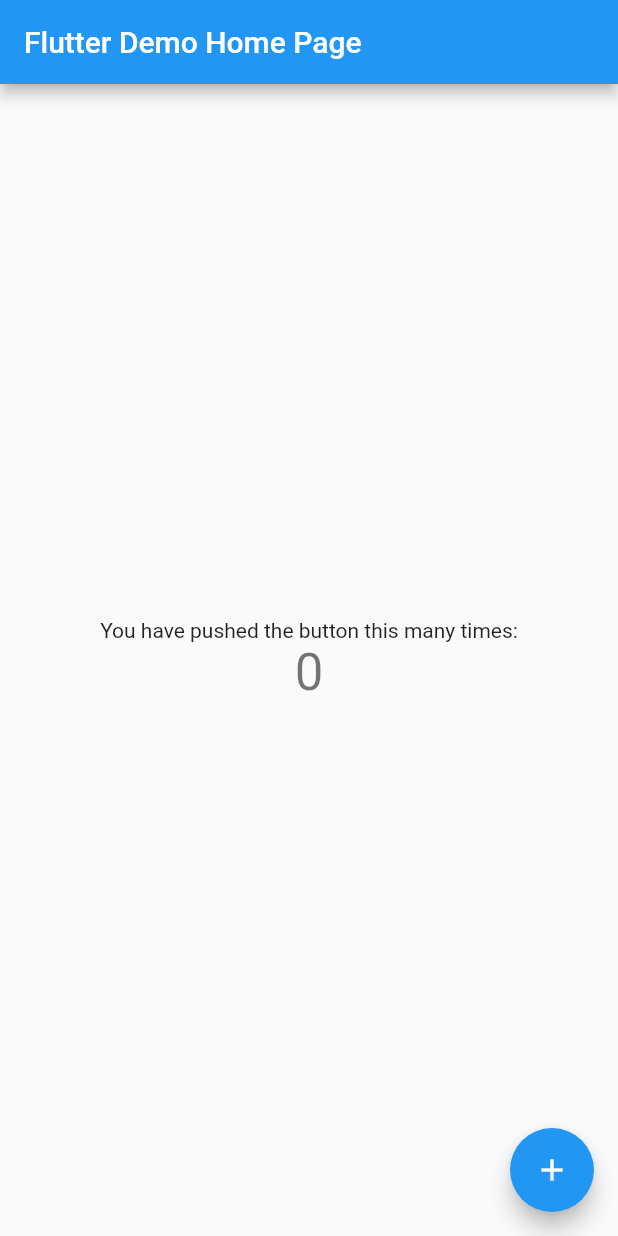
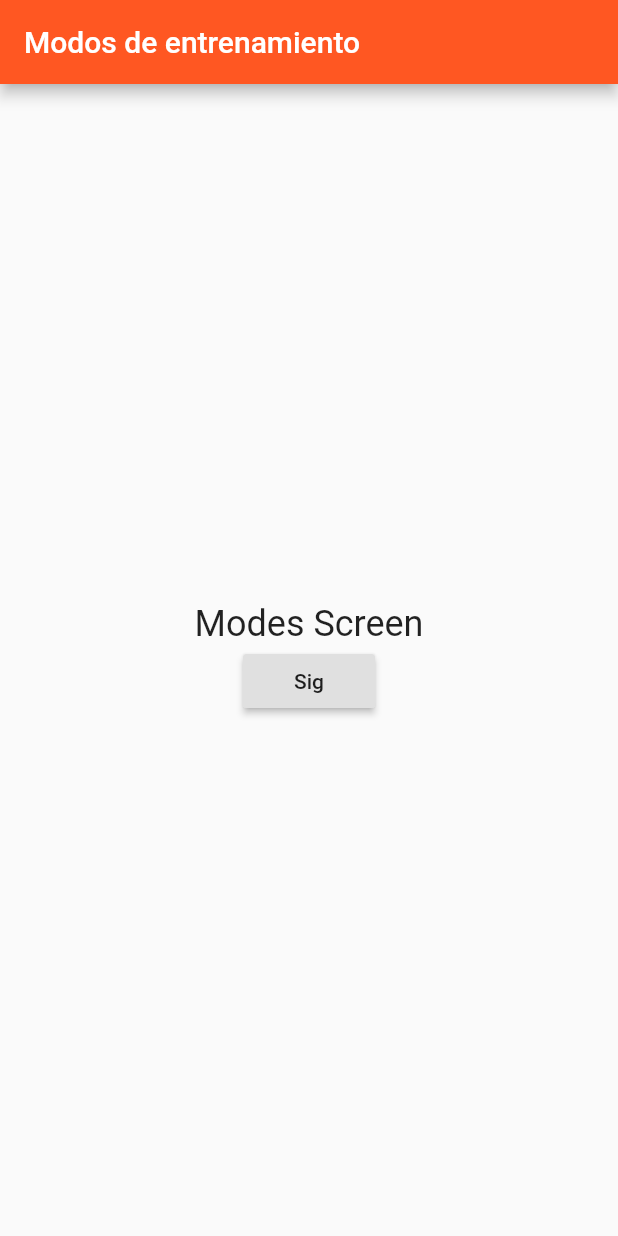
Before and after one commit to LivramentoLuciano/titan-timer-flutter-app, a Flutter app: the screen it shows after launch, on a phone screen of 412 x 824 dp. Run offline on Flutter 3.47's test engine with Material 2 defaults, Android fonts, the phone set to English and light mode, and no system bars; our stand-ins replace audioplayers, flutter_blue, flutter_swiper.

Commit message:
control version: inicio + screens + rutas

```diff
--- /dev/null
+++ b/titan_timer_control/lib/constants.dart
@@ -0,0 +1,4 @@
+final MODES_ROUTE = "/";
+final ROUTINE_SETTINGS_ROUTE = "/routine_settings";
+final BT_CONNECTION_ROUTE = "/bt_connection";
+final CONTROL_ROUTE = "/control";
--- a/titan_timer_control/lib/main.dart
+++ b/titan_timer_control/lib/main.dart
@@ -1,117 +1,6 @@
 import 'package:flutter/material.dart';
+import 'package:titan_timer_control/view/app.dart';
 
 void main() {
-  runApp(MyApp());
+  runApp(App());
 }
-
-class MyApp extends StatelessWidget {
-  // This widget is the root of your application.
-  @override
-  Widget build(BuildContext context) {
-    return MaterialApp(
-      title: 'Flutter Demo',
-      theme: ThemeData(
-        // This is the theme of your application.
-        //
-        // Try running your application with "flutter run". You'll see the
-        // application has a blue toolbar. Then, without quitting the app, try
-        // changing the primarySwatch below to Colors.green and then invoke
-        // "hot reload" (press "r" in the console where you ran "flutter run",
-        // or simply save your changes to "hot reload" in a Flutter IDE).
-        // Notice that the counter didn't reset back to zero; the application
-        // is not restarted.
-        primarySwatch: Colors.blue,
-        // This makes the visual density adapt to the platform that you run
-        // the app on. For desktop platforms, the controls will be smaller and
-        // closer together (more dense) than on mobile platforms.
-        visualDensity: VisualDensity.adaptivePlatformDensity,
-      ),
-      home: MyHomePage(title: 'Flutter Demo Home Page'),
-    );
-  }
-}
-
-class MyHomePage extends StatefulWidget {
-  MyHomePage({Key key, this.title}) : super(key: key);
-
-  // This widget is the home page of your application. It is stateful, meaning
-  // that it has a State object (defined below) that contains fields that affect
-  // how it looks.
-
-  // This class is the configuration for the state. It holds the values (in this
-  // case the title) provided by the parent (in this case the App widget) and
-  // used by the build method of the State. Fields in a Widget subclass are
-  // always marked "final".
-
-  final String title;
-
-  @override
-  _MyHomePageState createState() => _MyHomePageState();
-}
-
-class _MyHomePageState extends State<MyHomePage> {
-  int _counter = 0;
-
-  void _incrementCounter() {
-    setState(() {
-      // This call to setState tells the Flutter framework that something has
-      // changed in this State, which causes it to rerun the build method below
-      // so that the display can reflect the updated values. If we changed
-      // _counter without calling setState(), then the build method would not be
-      // called again, and so nothing would appear to happen.
-      _counter++;
-    });
-  }
-
-  @override
-  Widget build(BuildContext context) {
-    // This method is rerun every time setState is called, for instance as done
-    // by the _incrementCounter method above.
-    //
-    // The Flutter framework has been optimized to make rerunning build methods
-    // fast, so that you can just rebuild anything that needs updating rather
-    // than having to individually change instances of widgets.
-    return Scaffold(
-      appBar: AppBar(
-        // Here we take the value from the MyHomePage object that was created by
-        // the App.build method, and use it to set our appbar title.
-        title: Text(widget.title),
-      ),
-      body: Center(
-        // Center is a layout widget. It takes a single child and positions it
-        // in the middle of the parent.
-        child: Column(
-          // Column is also a layout widget. It takes a list of children and
-          // arranges them vertically. By default, it sizes itself to fit its
-          // children horizontally, and tries to be as tall as its parent.
-          //
-          // Invoke "debug painting" (press "p" in the console, choose the
-          // "Toggle Debug Paint" action from the Flutter Inspector in Android
-          // Studio, or the "Toggle Debug Paint" command in Visual Studio Code)
-          // to see the wireframe for each widget.
-          //
-          // Column has various properties to control how it sizes itself and
-          // how it positions its children. Here we use mainAxisAlignment to
-          // center the children vertically; the main axis here is the vertical
-          // axis because Columns are vertical (the cross axis would be
-          // horizontal).
-          mainAxisAlignment: MainAxisAlignment.center,
-          children: <Widget>[
-            Text(
-              'You have pushed the button this many times:',
-            ),
-            Text(
-              '$_counter',
-              style: Theme.of(context).textTheme.headline4,
-            ),
-          ],
-        ),
-      ),
-      floatingActionButton: FloatingActionButton(
-        onPressed: _incrementCounter,
-        tooltip: 'Increment',
-        child: Icon(Icons.add),
-      ), // This trailing comma makes auto-formatting nicer for build methods.
-    );
-  }
-}
--- /dev/null
+++ b/titan_timer_control/lib/view/app.dart
@@ -0,0 +1,27 @@
+import 'package:flutter/material.dart';
+import 'package:titan_timer_control/constants.dart';
+import 'package:titan_timer_control/view/screens/bt_connection.dart';
+import 'package:titan_timer_control/view/screens/control.dart';
+import 'package:titan_timer_control/view/screens/modes_screen.dart';
+import 'package:titan_timer_control/view/screens/routine_settings.dart';
+
+class App extends StatelessWidget {
+  @override
+  Widget build(BuildContext context) {
+    return MaterialApp(
+      title: "Titan Timer Control",
+      debugShowCheckedModeBanner: false,
+      theme: ThemeData(
+        primarySwatch: Colors.deepOrange,
+        visualDensity: VisualDensity.adaptivePlatformDensity,
+      ),
+      initialRoute: MODES_ROUTE,
+      routes: {
+        MODES_ROUTE: (context) => ModesScreen(),
+        ROUTINE_SETTINGS_ROUTE: (context) => RoutineSettingsScreen(),
+        BT_CONNECTION_ROUTE: (context) => BtConnectionScreen(),
+        CONTROL_ROUTE: (context) => ControlScreen(),
+      },
+    );
+  }
+}
--- /dev/null
+++ b/titan_timer_control/lib/view/screens/bt_connection.dart
@@ -0,0 +1,11 @@
+import 'package:flutter/material.dart';
+
+class BtConnectionScreen extends StatelessWidget {
+  @override
+  Widget build(BuildContext context) {
+    return Scaffold(
+      appBar: AppBar(title: Text("Conectar al Bluetooth")),
+      body: Center(child: Text("Bluetooth Connection Screen")),
+    );
+  }
+}
--- /dev/null
+++ b/titan_timer_control/lib/view/screens/control.dart
@@ -0,0 +1,19 @@
+import 'package:flutter/material.dart';
+
+class ControlScreen extends StatelessWidget {
+  @override
+  Widget build(BuildContext context) {
+    return Scaffold(
+      appBar: AppBar(title: Text("Control")),
+      body: Center(
+        child: Column(
+          mainAxisAlignment: MainAxisAlignment.center,
+          children: [
+            Text("Control Screen"),
+            RaisedButton(onPressed: (){}, child: Text("Sig"))
+          ],
+        ),
+      ),
+    );
+  }
+}
--- /dev/null
+++ b/titan_timer_control/lib/view/screens/modes_screen.dart
@@ -0,0 +1,29 @@
+import 'package:flutter/material.dart';
+import 'package:titan_timer_control/constants.dart';
+
+class ModesScreen extends StatelessWidget {
+  @override
+  Widget build(BuildContext context) {
+    return Scaffold(
+      appBar: AppBar(
+        title: Text("Modos de entrenamiento"),
+      ),
+      body: Center(
+        child: Column(
+          mainAxisAlignment: MainAxisAlignment.center,
+          children: [
+            Text(
+              "Modes Screen",
+              style: TextStyle(fontSize: 24),
+            ),
+            RaisedButton(
+              onPressed: () =>
+                  Navigator.of(context).pushNamed(ROUTINE_SETTINGS_ROUTE),
+              child: Text("Sig"),
+            )
+          ],
+        ),
+      ),
+    );
+  }
+}
```
Also changed, not shown: titan_timer_control/lib/view/screens/routine_settings.dart (added, +23 -0 lines), titan_timer_full/pubspec.lock, 2 other files.
